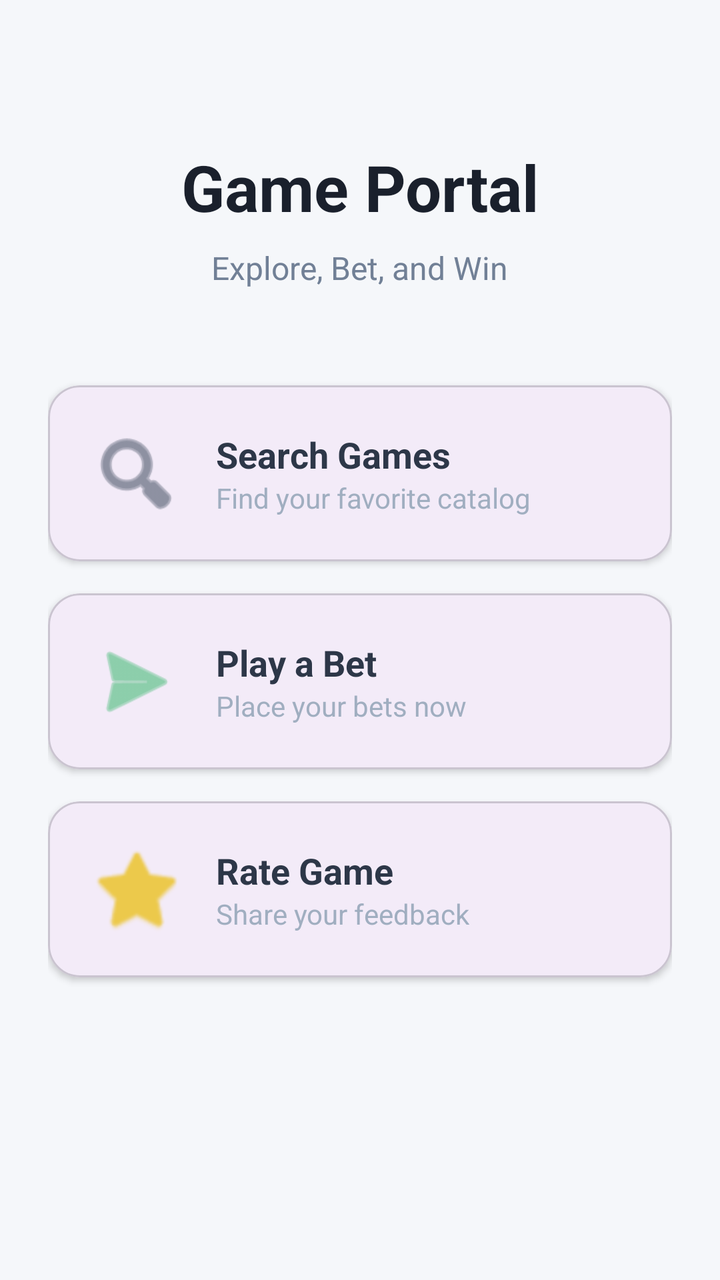
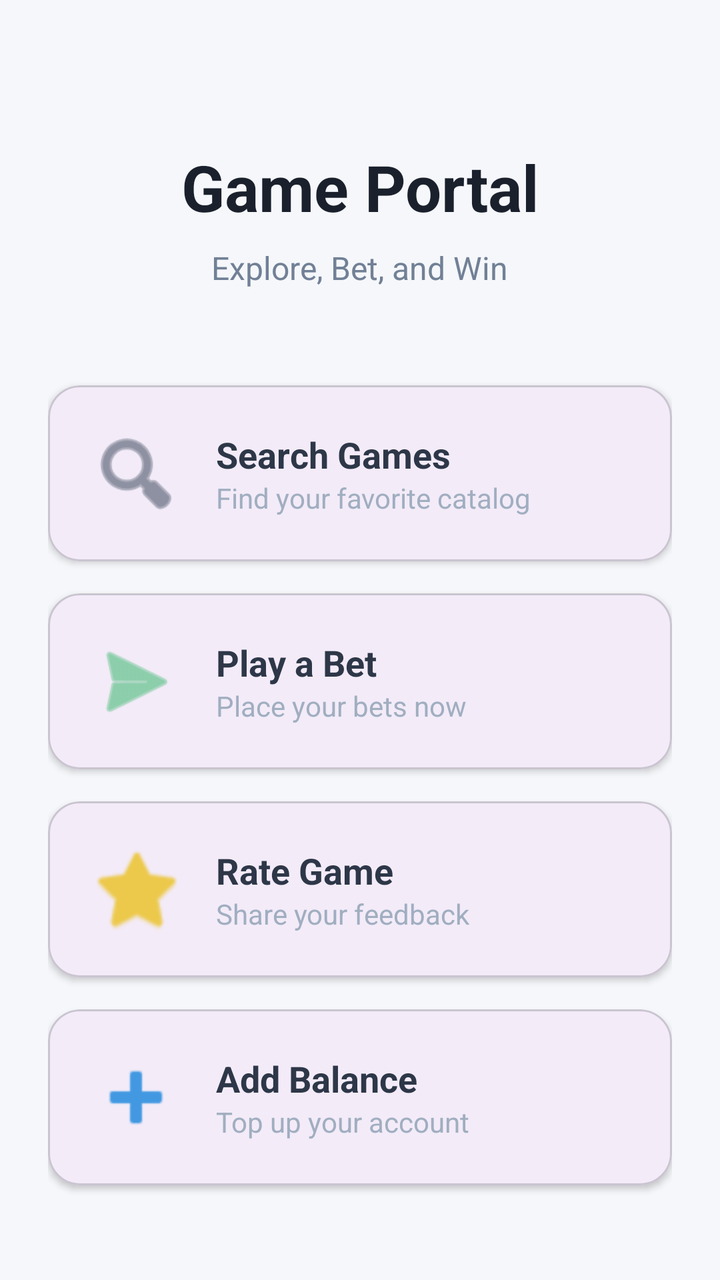

Before-and-after screenshots of an Android layout around one commit, followed by the original layout XML and the change that was made.
<!-- AndroidManifest.xml: application theme Theme.MyApplication -->
<!-- res/layout/activity_main.xml -->
<?xml version="1.0" encoding="utf-8"?>
<LinearLayout xmlns:android="http://schemas.android.com/apk/res/android"
    xmlns:app="http://schemas.android.com/apk/res-auto"
    android:layout_width="match_parent"
    android:layout_height="match_parent"
    android:orientation="vertical"
    android:padding="24dp"
    android:gravity="center_horizontal"
    android:background="#F5F7FA">

    <TextView
        android:layout_width="wrap_content"
        android:layout_height="wrap_content"
        android:text="Game Portal"
        android:textSize="32sp"
        android:textStyle="bold"
        android:textColor="#1A202C"
        android:layout_marginTop="48dp"
        android:layout_marginBottom="8dp"/>

    <TextView
        android:layout_width="wrap_content"
        android:layout_height="wrap_content"
        android:text="Explore, Bet, and Win"
        android:textSize="16sp"
        android:textColor="#718096"
        android:layout_marginBottom="48dp"/>

    <com.google.android.material.card.MaterialCardView
        android:id="@+id/card_search"
        android:layout_width="match_parent"
        android:layout_height="wrap_content"
        android:layout_marginBottom="16dp"
        app:cardCornerRadius="16dp"
        app:cardElevation="2dp"
        android:clickable="true"
        android:focusable="true">

        <LinearLayout
            android:layout_width="match_parent"
            android:layout_height="wrap_content"
            android:orientation="horizontal"
            android:padding="20dp"
            android:gravity="center_vertical">

            <ImageView
                android:layout_width="48dp"
                android:layout_height="48dp"
                android:src="@android:drawable/ic_menu_search"
                app:tint="#4A5568"/>

            <LinearLayout
                android:layout_width="0dp"
                android:layout_height="wrap_content"
                android:layout_weight="1"
                android:orientation="vertical"
                android:layout_marginStart="16dp">

                <TextView
                    android:layout_width="wrap_content"
                    android:layout_height="wrap_content"
                    android:text="Search Games"
                    android:textSize="18sp"
                    android:textStyle="bold"
                    android:textColor="#2D3748"/>

                <TextView
                    android:layout_width="wrap_content"
                    android:layout_height="wrap_content"
                    android:text="Find your favorite catalog"
                    android:textSize="14sp"
                    android:textColor="#A0AEC0"/>
            </LinearLayout>
        </LinearLayout>
    </com.google.android.material.card.MaterialCardView>

    <com.google.android.material.card.MaterialCardView
        android:id="@+id/card_play"
        android:layout_width="match_parent"
        android:layout_height="wrap_content"
        android:layout_marginBottom="16dp"
        app:cardCornerRadius="16dp"
        app:cardElevation="2dp"
        android:clickable="true"
        android:focusable="true">

        <LinearLayout
            android:layout_width="match_parent"
            android:layout_height="wrap_content"
            android:orientation="horizontal"
            android:padding="20dp"
            android:gravity="center_vertical">

            <ImageView
                android:layout_width="48dp"
                android:layout_height="48dp"
                android:src="@android:drawable/ic_menu_send"
                app:tint="#48BB78"/>

            <LinearLayout
                android:layout_width="0dp"
                android:layout_height="wrap_content"
                android:layout_weight="1"
                android:orientation="vertical"
                android:layout_marginStart="16dp">

                <TextView
                    android:layout_width="wrap_content"
                    android:layout_height="wrap_content"
                    android:text="Play a Bet"
                    android:textSize="18sp"
                    android:textStyle="bold"
                    android:textColor="#2D3748"/>

                <TextView
                    android:layout_width="wrap_content"
                    android:layout_height="wrap_content"
                    android:text="Place your bets now"
                    android:textSize="14sp"
                    android:textColor="#A0AEC0"/>
            </LinearLayout>
        </LinearLayout>
    </com.google.android.material.card.MaterialCardView>

    <com.google.android.material.card.MaterialCardView
        android:id="@+id/card_rate"
        android:layout_width="match_parent"
        android:layout_height="wrap_content"
        app:cardCornerRadius="16dp"
        app:cardElevation="2dp"
        android:clickable="true"
        android:focusable="true">

        <LinearLayout
            android:layout_width="match_parent"
            android:layout_height="wrap_content"
            android:orientation="horizontal"
            android:padding="20dp"
            android:gravity="center_vertical">

            <ImageView
                android:layout_width="48dp"
                android:layout_height="48dp"
                android:src="@android:drawable/btn_star_big_on"
                app:tint="#ECC94B"/>

            <LinearLayout
                android:layout_width="0dp"
                android:layout_height="wrap_content"
                android:layout_weight="1"
                android:orientation="vertical"
                android:layout_marginStart="16dp">

                <TextView
                    android:layout_width="wrap_content"
                    android:layout_height="wrap_content"
                    android:text="Rate Game"
                    android:textSize="18sp"
                    android:textStyle="bold"
                    android:textColor="#2D3748"/>

                <TextView
                    android:layout_width="wrap_content"
                    android:layout_height="wrap_content"
                    android:text="Share your feedback"
                    android:textSize="14sp"
                    android:textColor="#A0AEC0"/>
            </LinearLayout>
        </LinearLayout>
    </com.google.android.material.card.MaterialCardView>

</LinearLayout>
<!-- resources referenced by this layout -->
<resources>
  <style name="Theme.MyApplication" parent="Base.Theme.MyApplication" />
  <style name="Base.Theme.MyApplication" parent="Theme.Material3.DayNight.NoActionBar">
          
          
      </style>
</resources>

<!-- the commit's change to res/layout/activity_main.xml (unified diff, before → after) -->
@@ -169,4 +169,52 @@
         </LinearLayout>
     </com.google.android.material.card.MaterialCardView>
 
+    <com.google.android.material.card.MaterialCardView
+        android:id="@+id/card_balance"
+        android:layout_width="match_parent"
+        android:layout_height="wrap_content"
+        android:layout_marginTop="16dp"
+        app:cardCornerRadius="16dp"
+        app:cardElevation="2dp"
+        android:clickable="true"
+        android:focusable="true">
+
+        <LinearLayout
+            android:layout_width="match_parent"
+            android:layout_height="wrap_content"
+            android:orientation="horizontal"
+            android:padding="20dp"
+            android:gravity="center_vertical">
+
+            <ImageView
+                android:layout_width="48dp"
+                android:layout_height="48dp"
+                android:src="@android:drawable/ic_input_add"
+                app:tint="#4299E1"/>
+
+            <LinearLayout
+                android:layout_width="0dp"
+                android:layout_height="wrap_content"
+                android:layout_weight="1"
+                android:orientation="vertical"
+                android:layout_marginStart="16dp">
+
+                <TextView
+                    android:layout_width="wrap_content"
+                    android:layout_height="wrap_content"
+                    android:text="Add Balance"
+                    android:textSize="18sp"
+                    android:textStyle="bold"
+                    android:textColor="#2D3748"/>
+
+                <TextView
+                    android:layout_width="wrap_content"
+                    android:layout_height="wrap_content"
+                    android:text="Top up your account"
+                    android:textSize="14sp"
+                    android:textColor="#A0AEC0"/>
+            </LinearLayout>
+        </LinearLayout>
+    </com.google.android.material.card.MaterialCardView>
+
 </LinearLayout>
